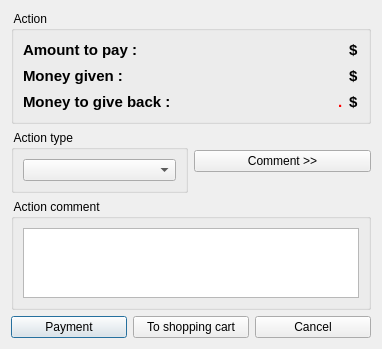
Above: client/dlgcassaaction.ui from tbikfalvi/Belenus before the change. Below: the same form after it.
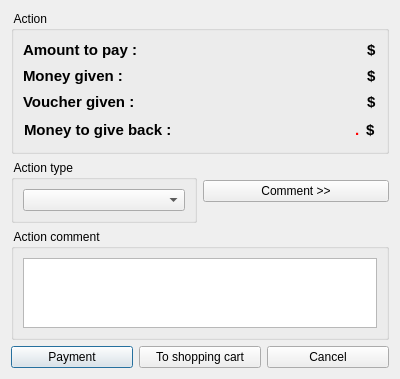
That is the form after the change.

```diff
--- a/client/dlgcassaaction.ui
+++ b/client/dlgcassaaction.ui
@@ -6,8 +6,8 @@
    <rect>
     <x>0</x>
     <y>0</y>
-    <width>382</width>
-    <height>340</height>
+    <width>400</width>
+    <height>373</height>
    </rect>
   </property>
   <property name="sizePolicy">
@@ -16,12 +16,6 @@
     <verstretch>0</verstretch>
    </sizepolicy>
   </property>
-  <property name="maximumSize">
-   <size>
-    <width>16777215</width>
-    <height>16777215</height>
-   </size>
-  </property>
   <property name="windowTitle">
    <string>Dialog</string>
   </property>
@@ -101,30 +95,6 @@
        </layout>
       </item>
       <item>
-       <widget class="QFrame" name="frmPayment">
-        <property name="minimumSize">
-         <size>
-          <width>0</width>
-          <height>0</height>
-         </size>
-        </property>
-        <property name="frameShape">
-         <enum>QFrame::NoFrame</enum>
-        </property>
-        <property name="frameShadow">
-         <enum>QFrame::Plain</enum>
-        </property>
-        <property name="lineWidth">
-         <number>0</number>
-        </property>
-        <layout class="QVBoxLayout" name="verticalLayout_4">
-         <property name="spacing">
-          <number>6</number>
-         </property>
-         <property name="margin">
-          <number>0</number>
-         </property>
-         <item>
           <layout class="QHBoxLayout" name="horizontalLayout">
            <item>
             <widget class="QLabel" name="lblMoneyGiven">
@@ -193,7 +163,97 @@
           </layout>
          </item>
          <item>
-          <layout class="QHBoxLayout" name="horizontalLayout_6">
+       <layout class="QHBoxLayout" name="horizontalLayout_5">
+        <item>
+         <widget class="QLabel" name="lblVoucherGiven">
+          <property name="font">
+           <font>
+            <pointsize>11</pointsize>
+            <weight>75</weight>
+            <bold>true</bold>
+           </font>
+          </property>
+          <property name="text">
+           <string>Voucher given :</string>
+          </property>
+         </widget>
+        </item>
+        <item>
+         <spacer name="horizontalSpacer_2">
+          <property name="orientation">
+           <enum>Qt::Horizontal</enum>
+          </property>
+          <property name="sizeHint" stdset="0">
+           <size>
+            <width>40</width>
+            <height>20</height>
+           </size>
+          </property>
+         </spacer>
+        </item>
+        <item>
+         <widget class="QLineEdit" name="ledVoucherGiven">
+          <property name="font">
+           <font>
+            <pointsize>11</pointsize>
+            <weight>75</weight>
+            <bold>true</bold>
+           </font>
+          </property>
+          <property name="layoutDirection">
+           <enum>Qt::RightToLeft</enum>
+          </property>
+          <property name="autoFillBackground">
+           <bool>false</bool>
+          </property>
+          <property name="styleSheet">
+           <string notr="true">border: 0; background: transparent; color: rgb(0, 85, 0);</string>
+          </property>
+          <property name="alignment">
+           <set>Qt::AlignRight|Qt::AlignTrailing|Qt::AlignVCenter</set>
+          </property>
+         </widget>
+        </item>
+        <item>
+         <widget class="QLabel" name="lblVoucherCurrency">
+          <property name="font">
+           <font>
+            <pointsize>11</pointsize>
+            <weight>75</weight>
+            <bold>true</bold>
+           </font>
+          </property>
+          <property name="text">
+           <string>$</string>
+          </property>
+         </widget>
+        </item>
+       </layout>
+      </item>
+      <item>
+       <widget class="QFrame" name="frmPayment">
+        <property name="frameShape">
+         <enum>QFrame::NoFrame</enum>
+        </property>
+        <property name="frameShadow">
+         <enum>QFrame::Plain</enum>
+        </property>
+        <property name="lineWidth">
+         <number>0</number>
+        </property>
+        <layout class="QHBoxLayout" name="horizontalLayout_3">
+         <property name="leftMargin">
+          <number>1</number>
+         </property>
+         <property name="topMargin">
+          <number>2</number>
+         </property>
+         <property name="rightMargin">
+          <number>1</number>
+         </property>
+         <property name="bottomMargin">
+          <number>2</number>
+         </property>
            <item>
             <widget class="QLabel" name="lblMoneyToBack">
              <property name="font">
@@ -215,7 +275,7 @@
              </property>
              <property name="sizeHint" stdset="0">
               <size>
-               <width>40</width>
+             <width>172</width>
                <height>20</height>
               </size>
              </property>
@@ -266,8 +326,6 @@
               <string>$</string>
              </property>
             </widget>
-           </item>
-          </layout>
          </item>
         </layout>
        </widget>
```
Lines whose indentation alone changed are shown as unchanged.
